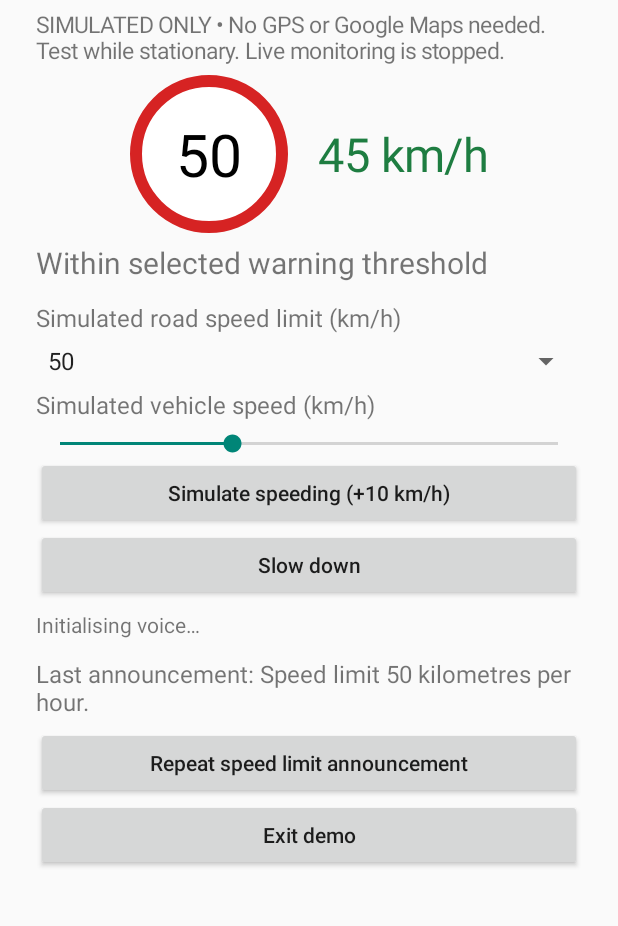
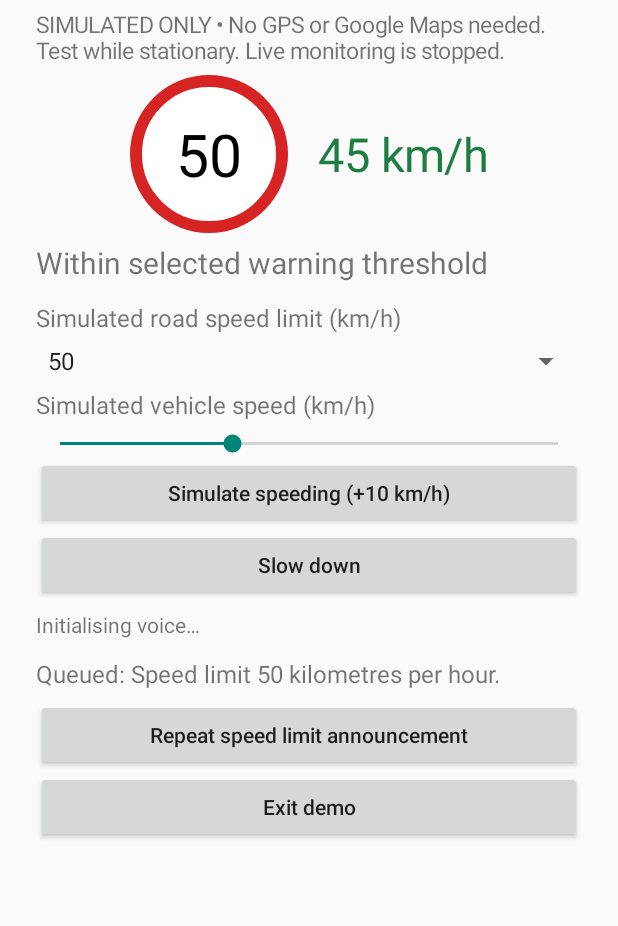
Before and after one commit to drhidayatadnan-wq/Speedvoice, an Android app: the DemoActivity screen opened directly, with no data from a screen before it, after a tap on "Repeat speed limit announcement", on a phone screen of 412 x 824 dp, the part 141-1067 px from its top. Run offline under Robolectric (Android 15) with nearby library versions, the phone set to English and light mode, and no system bars; 3 other taps on this screen came first.

Commit message:
v0.7 phone: gated overspeed tones, current speed voice and adjustable alerts

```diff
--- a/app/build.gradle
+++ b/app/build.gradle
@@ -6,8 +6,8 @@ android {
  applicationId 'ie.speedvoice'
  minSdk 34
  targetSdk 35
- versionCode 6
- versionName '0.6-audio-priority'
+ versionCode 7
+ versionName '0.7-phone'
  }
  compileOptions { sourceCompatibility JavaVersion.VERSION_17; targetCompatibility JavaVersion.VERSION_17 }
 }
--- a/app/src/main/java/ie/speedvoice/DemoActivity.java
+++ b/app/src/main/java/ie/speedvoice/DemoActivity.java
@@ -16,6 +16,7 @@ import java.util.Locale;
 public class DemoActivity extends Activity {
  private final Handler h=new Handler(Looper.getMainLooper());
  private TextToSpeech voice;
+ private SpeechGate gate;
  private boolean ready=false, active=false;
  private int limit=50,speed=40,tolerance=0;
  private long overSince=-1,lastWarn=-1;
@@ -49,13 +50,23 @@ public class DemoActivity extends Activity {
  button(l,"Repeat speed limit announcement",v->speak("Speed limit "+limit+" kilometres per hour."));
  button(l,"Exit demo",v->finish());
  render();
- voice=new TextToSpeech(this,result->{if(isFinishing()||isDestroyed()||voice==null)return;if(result==TextToSpeech.SUCCESS){ready=voice.setLanguage(Locale.UK)>=TextToSpeech.LANG_AVAILABLE;voice.setAudioAttributes(new AudioAttributes.Builder().setUsage(AudioAttributes.USAGE_ASSISTANCE_NAVIGATION_GUIDANCE).setContentType(AudioAttributes.CONTENT_TYPE_SPEECH).build());}voiceStatus.setText(ready?"Voice ready • Alerts after 3 seconds, repeat every 10 seconds.":"Voice unavailable — check Android text-to-speech settings.");if(ready&&active)speak("Speed limit "+limit+" kilometres per hour.");});
+ voice=new TextToSpeech(this,result->{if(isFinishing()||isDestroyed()||voice==null)return;if(result==TextToSpeech.SUCCESS){ready=voice.setLanguage(Locale.UK)>=TextToSpeech.LANG_AVAILABLE;if(ready)gate=new SpeechGate(this,voice,h);}voiceStatus.setText(ready?"Voice ready • Alerts after 3 seconds, repeat at the selected interval.":"Voice unavailable — check Android text-to-speech settings.");if(ready&&active)speak("Speed limit "+limit+" kilometres per hour.");});
  }
  private void resetWarning(){overSince=lastWarn=-1;}
  private void render(){if(sign==null||speedText==null||message==null)return;boolean over=speed>limit+tolerance;sign.setText(""+limit);speedText.setText(speed+" km/h");speedText.setTextColor(over?Color.rgb(192,32,32):Color.rgb(30,125,65));message.setText(over?(lastWarn<0?"Simulated overspeed — warning after 3 seconds":"Simulated overspeed — slow down"):"Within selected warning threshold");}
- private void evaluate(){if(!active){render();return;}long now=SystemClock.elapsedRealtime();if(speed>limit+tolerance){if(overSince<0)overSince=now;if(now-overSince>=3000&&(lastWarn<0||now-lastWarn>=10000)){lastWarn=now;speak("Warning. Speed limit "+limit+". Please slow down.");}}else resetWarning();render();}
- private void speak(String s){if(!active)return;if(lastVoice!=null)lastVoice.setText("Last announcement: "+s);if(ready&&voice!=null)voice.speak(s,TextToSpeech.QUEUE_FLUSH,null,"demo-"+SystemClock.elapsedRealtime());}
+ private void evaluate(){if(!active){render();return;}long now=SystemClock.elapsedRealtime();if(speed>limit+tolerance){if(overSince<0)overSince=now;if(now-overSince>=3000&&(lastWarn<0||now-lastWarn>=1000L*getSharedPreferences("prefs",MODE_PRIVATE).getInt("alert_interval",10))){lastWarn=now;speak("Warning. Speed limit "+limit+". Please slow down.");}}else resetWarning();render();}
+ private void speak(String s){
+ if(!active)return;
+ final int expected=limit;
+ final boolean warning=s.startsWith("Warning");
+ if(lastVoice!=null)lastVoice.setText("Queued: "+(warning?"Overspeed warning":s));
+ if(ready&&gate!=null)gate.offerDynamic(()->{
+  String msg=warning?"Warning. Your speed is "+speed+" kilometres per hour. Speed limit "+expected+". Please slow down.":s;
+  if(lastVoice!=null)lastVoice.setText("Last announcement: "+msg);
+  return msg;
+ },warning?2:1,()->active&&limit==expected&&(!warning||speed>limit+tolerance));
+ }
  @Override protected void onResume(){super.onResume();active=true;resetWarning();h.removeCallbacks(tick);h.post(tick);if(ready)speak("Speed limit "+limit+" kilometres per hour.");}
- @Override protected void onPause(){active=false;h.removeCallbacks(tick);if(voice!=null)voice.stop();super.onPause();}
- @Override protected void onDestroy(){h.removeCallbacks(tick);if(voice!=null)voice.shutdown();super.onDestroy();}
+ @Override protected void onPause(){active=false;h.removeCallbacks(tick);if(gate!=null)gate.cancel();else if(voice!=null)voice.stop();super.onPause();}
+ @Override protected void onDestroy(){h.removeCallbacks(tick);if(gate!=null)gate.close();if(voice!=null)voice.shutdown();super.onDestroy();}
 }
```
Also changed, not shown: app/src/main/java/ie/speedvoice/MainActivity.java (+13 -1 lines), app/src/main/java/ie/speedvoice/MapsReader.java (+6 -2 lines), app/src/main/java/ie/speedvoice/SpeechGate.java (+62 -6 lines), 1 other file.
